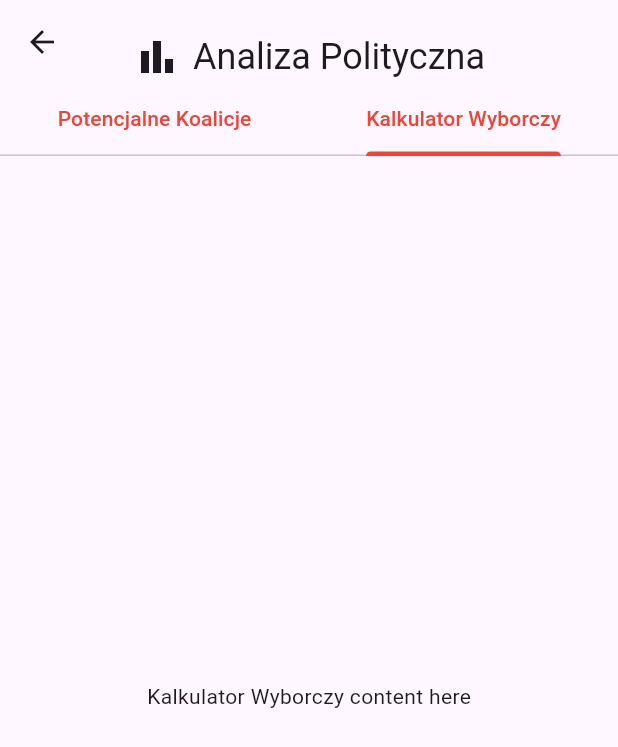
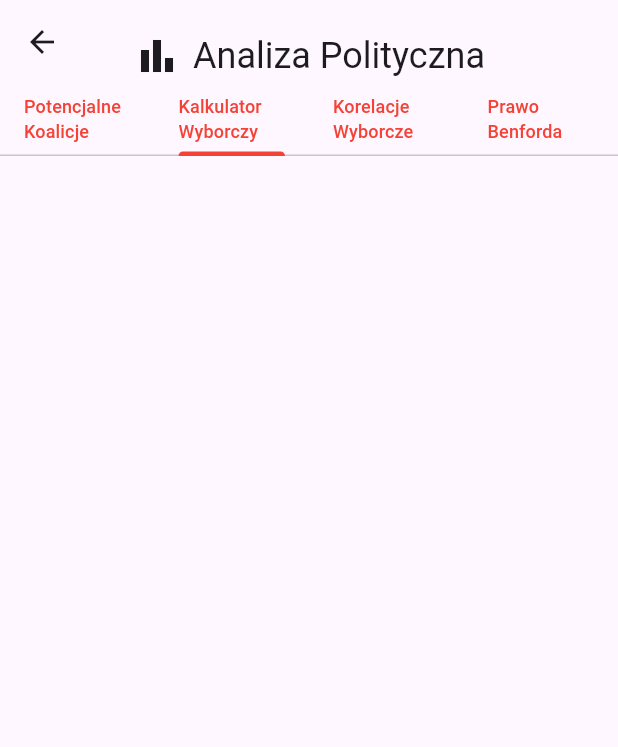
Before and after one commit to kingbrucelee/popis_mobilna_apka, a Flutter app: the View3 screen opened by its route, tab 2 chosen, on a phone screen of 412 x 824 dp. Shown: the top 747 px of the screen. Run offline on Flutter 3.47's test engine with Material 3 defaults, Android fonts, the phone set to English and light mode, and no system bars; our stand-ins replace fl_chart.

Commit message:
poprawione ustawy

```diff
--- a/lib/views/Analiza_Polityczna.dart
+++ b/lib/views/Analiza_Polityczna.dart
@@ -1,6 +1,8 @@
+// views/Analiza_Polityczna.dart
 import 'package:flutter/material.dart';
-import '../models/mp_stats.dart';
-import '../controllers/mps_stats_controller.dart';
+// Zakładam, że plik seatsCalculator.dart jest katalog wyżej, a ten z kolei w folderze controllers.
+// Dopasuj ścieżkę importu do faktycznej struktury projektu:
+import '../controllers/seatsCalculator.dart';
 
 class View3 extends StatefulWidget {
   @override
@@ -8,15 +10,53 @@ class View3 extends StatefulWidget {
 }
 
 class _View3State extends State<View3> with SingleTickerProviderStateMixin {
-  final MyModel _model = MyModel();
-  late MyController _controller;
   late TabController _tabController;
+
+  // Przykładowe dane
+  Map<String, dynamic> dataJson = {
+    "Legnica": {
+      "PiS": 0,
+      "KO": 0,
+      "Trzecia Droga": 0,
+      "Lewica": 0,
+      "Konfederacja": 0,
+      "Frekwencja": 0.0,
+      "Miejsca do zdobycia": 12,
+      "Uzupełniono": false,
+    },
+    "Kraków": {
+      "PiS": 0,
+      "KO": 0,
+      "Trzecia Droga": 0,
+      "Lewica": 0,
+      "Konfederacja": 0,
+      "Frekwencja": 0.0,
+      "Miejsca do zdobycia": 14,
+      "Uzupełniono": false,
+    },
+  };
+
+  Map<String, dynamic> votesJson = {
+    "Legnica": {
+      "PiS": 0.0,
+      "KO": 0.0,
+      "Trzecia Droga": 0.0,
+      "Lewica": 0.0,
+      "Konfederacja": 0.0,
+    },
+    "Kraków": {
+      "PiS": 0.0,
+      "KO": 0.0,
+      "Trzecia Droga": 0.0,
+      "Lewica": 0.0,
+      "Konfederacja": 0.0,
+    },
+  };
 
   @override
   void initState() {
     super.initState();
-    _controller = MyController(_model);
-    _tabController = TabController(length: 2, vsync: this);
+    _tabController = TabController(length: 4, vsync: this);
   }
 
   @override
@@ -29,16 +69,14 @@ class _View3State extends State<View3> with SingleTickerProviderStateMixin {
   Widget build(BuildContext context) {
     return Scaffold(
       appBar: AppBar(
-        centerTitle: true, // Wyśrodkowanie tytułu
+        centerTitle: true,
         title: Padding(
-          padding:
-              const EdgeInsets.only(top: 20.0), // Opcjonalne przesunięcie w dół
+          padding: const EdgeInsets.only(top: 18.0),
           child: Row(
-            mainAxisAlignment:
-                MainAxisAlignment.center, // Wyśrodkowanie w poziomie
-            mainAxisSize: MainAxisSize.min, // Minimalny rozmiar Row
+            mainAxisAlignment: MainAxisAlignment.center,
+            mainAxisSize: MainAxisSize.min,
             children: [
-              Icon(Icons.bar_chart, size: 32), // Ikona
+              Icon(Icons.bar_chart, size: 32),
               SizedBox(width: 8),
               Text(
                 'Analiza Polityczna',
@@ -52,27 +90,118 @@ class _View3State extends State<View3> with SingleTickerProviderStateMixin {
           indicatorColor: Colors.red,
           tabs: [
             Tab(
-              child: Text(
-                'Potencjalne Koalicje',
-                style: TextStyle(color: Colors.red),
-              ),
-            ),
+                child: Text('Potencjalne Koalicje',
+                    style: TextStyle(color: Colors.red, fontSize: 12))),
             Tab(
-              child: Text(
-                'Kalkulator Wyborczy',
-                style: TextStyle(color: Colors.red),
-              ),
-            ),
+                child: Text('Kalkulator Wyborczy',
+                    style: TextStyle(color: Colors.red, fontSize: 12))),
+            Tab(
+                child: Text('Korelacje Wyborcze',
+                    style: TextStyle(color: Colors.red, fontSize: 12))),
+            Tab(
+                child: Text('Prawo Benforda',
+                    style: TextStyle(color: Colors.red, fontSize: 12))),
           ],
         ),
       ),
       body: TabBarView(
         controller: _tabController,
         children: [
-          Center(child: Text('Potencjalne Koalicje content here')), // Zawartość
-          Center(child: Text('Kalkulator Wyborczy content here')),
+          _buildTabContent('Potencjalne Koalicje'),
+          ElectionCalculatorTab(
+            dataJson: dataJson,
+            votesJson: votesJson,
+            onDataJsonChanged: (updated) {
+              setState(() {
+                dataJson = updated;
+              });
+            },
+            onVotesJsonChanged: (updated) {
+              setState(() {
+                votesJson = updated;
+              });
+            },
+          ),
+          _buildTabContent('Korelacje Wyborcze'),
+          _buildTabContent('Prawo Benforda'),
         ],
       ),
     );
   }
+
+  Widget _buildTabContent(String title) {
+    return Center(
+      child: Text('$title content here', style: TextStyle(fontSize: 14)),
+    );
+  }
 }
+
+/// Zakładka z kalkulatorem wyborczym
+class ElectionCalculatorTab extends StatefulWidget {
+  final Map<String, dynamic> dataJson;
+  final Map<String, dynamic> votesJson;
+  final ValueChanged<Map<String, dynamic>> onDataJsonChanged;
+  final ValueChanged<Map<String, dynamic>> onVotesJsonChanged;
+
+  const ElectionCalculatorTab({
+    Key? key,
+    required this.dataJson,
+    required this.votesJson,
+    required this.onDataJsonChanged,
+    required this.onVotesJsonChanged,
+  }) : super(key: key);
+
+  @override
+  _ElectionCalculatorTabState createState() => _ElectionCalculatorTabState();
+}
+
+class _ElectionCalculatorTabState extends State<ElectionCalculatorTab> {
+  String _type = "ilościowy";
+  String _method = "d'Hondta";
+  String _selectedDistrict = "";
+  double _pis = 0.0,
+      _ko = 0.0,
+      _td = 0.0,
+      _lewica = 0.0,
+      _konf = 0.0,
+      _frequency = 0.0;
+
+  @override
+  void initState() {
+    super.initState();
+    if (widget.dataJson.isNotEmpty) {
+      _selectedDistrict = widget.dataJson.keys.first;
+      _loadDistrictValues(_selectedDistrict);
+    }
+  }
+
+  @override
+  Widget build(BuildContext context) {
+    return SingleChildScrollView(
+      padding: EdgeInsets.all(16.0),
+      child: Column(
+        children: [
+          // ...
+          // Tu wstaw swój UI do wprowadzania głosów, frekwencji, metody, itp.
+          // np. dropdown do wyboru okręgu, inputy do PiS/KO/TD/Lewica/Konf...
+          // Przyciski, które wywołają SeatsCalculatorSingleDistrict.chooseMethods(...)
+          // i wyświetlą wynik.
+        ],
+      ),
+    );
+  }
+
+  void _loadDistrictValues(String district) {
+    final distVotes = widget.votesJson[district];
+    if (distVotes != null) {
+      setState(() {
+        _pis = distVotes["PiS"]?.toDouble() ?? 0.0;
+        _ko = distVotes["KO"]?.toDouble() ?? 0.0;
+        _td = distVotes["Trzecia Droga"]?.toDouble() ?? 0.0;
+        _lewica = distVotes["Lewica"]?.toDouble() ?? 0.0;
+        _konf = distVotes["Konfederacja"]?.toDouble() ?? 0.0;
+        _frequency = widget.dataJson[district]["Frekwencja"]?.toDouble() ?? 0.0;
+      });
+    }
+  }
+}
```
